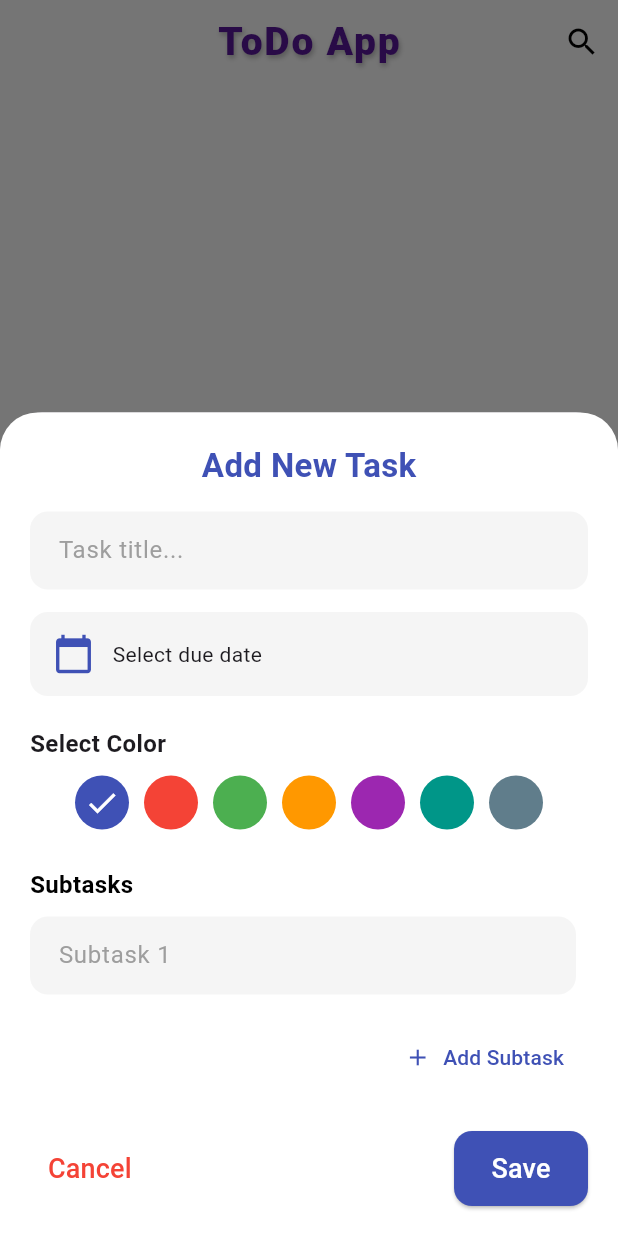
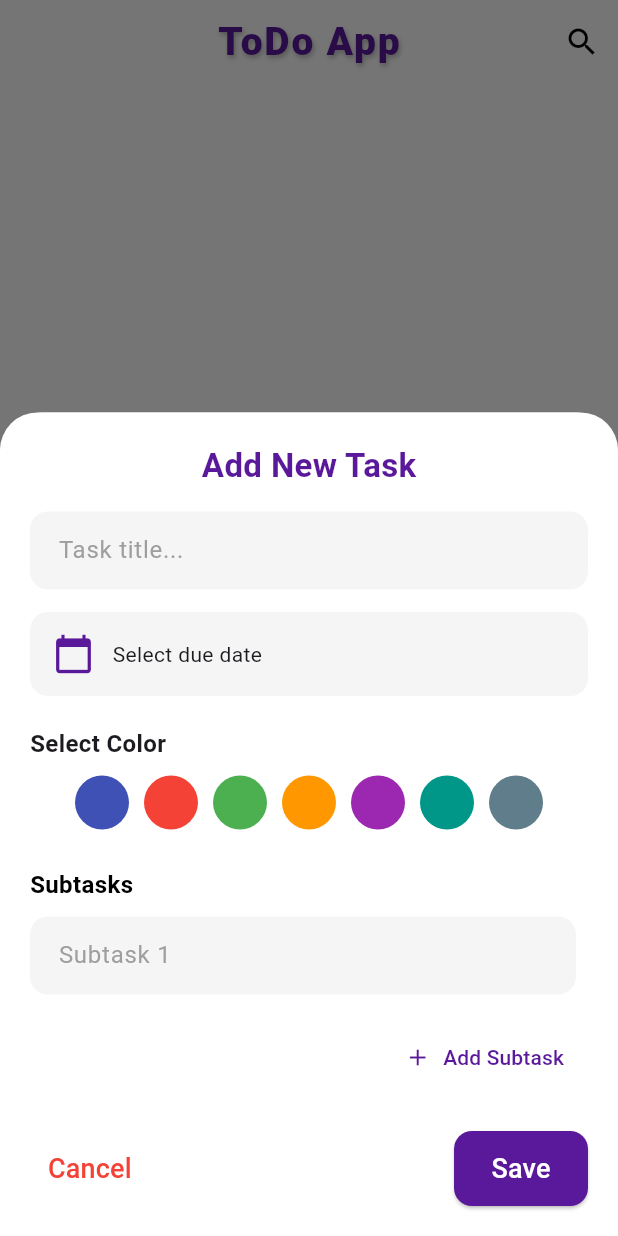
Before and after one commit to Nourhan-mo7amed/TODO-LIST, a Flutter app: the screen it shows after launch, after a tap on the "add" icon, on a phone screen of 412 x 824 dp. Run offline on Flutter 3.47's test engine with Material 3 defaults, Android fonts, the phone set to English and light mode, and no system bars; our stand-ins replace sqflite; accounts and stored records are empty.

```diff
--- a/todo_app/lib/Sqldb.dart
+++ b/todo_app/lib/data/Sqldb.dart
@@ -15,7 +15,7 @@ class Sqldb {
     String path = p.join(await getDatabasesPath(), 'TODO.db');
     return openDatabase(
       path,
-      version: 3,
+      version: 5,
       onCreate: _onCreate,
       onUpgrade: _onUpgrade,
     );
@@ -27,7 +27,8 @@ class Sqldb {
       id INTEGER PRIMARY KEY AUTOINCREMENT,
       title TEXT NOT NULL,
       dueDate TEXT,
-      color TEXT
+      color TEXT,
+      is_favorite INTEGER DEFAULT 0
     )
   ''');
 
@@ -43,7 +44,11 @@ class Sqldb {
   }
 
   Future<void> _onUpgrade(Database db, int oldVersion, int newVersion) async {
-    // لا حاجة لتعديل هنا الآن بعد التوحيد
+    // if (oldVersion < 4) {
+    //   await db.execute(
+    //     "ALTER TABLE main_tasks ADD COLUMN is_favorite INTEGER DEFAULT 0",
+    //   );
+    // }
   }
 
   Future<void> deleteDatabaseFile() async {
@@ -73,6 +78,7 @@ class Sqldb {
       "title": title,
       "dueDate": dueDate,
       "color": color,
+      "is_favorite": 0,
     });
   }
 
@@ -80,6 +86,16 @@ class Sqldb {
     Database? mydb = await db;
     await mydb!.delete("sub_tasks", where: "task_id = ?", whereArgs: [id]);
     return await mydb.delete("main_tasks", where: "id = ?", whereArgs: [id]);
+  }
+
+  Future<int> toggleFavorite(int taskId, bool isFav) async {
+    Database? mydb = await db;
+    return await mydb!.update(
+      "main_tasks",
+      {"is_favorite": isFav ? 1 : 0},
+      where: "id = ?",
+      whereArgs: [taskId],
+    );
   }
 
   // ====================
--- a/todo_app/lib/main.dart
+++ b/todo_app/lib/main.dart
@@ -1,5 +1,5 @@
 import 'package:flutter/material.dart';
-import 'package:todo_app/Sqldb.dart'; // ← مهم
+import 'package:todo_app/data/Sqldb.dart'; // ← مهم
 import 'package:todo_app/screens/SplashScreen.dart';
 
 void main() async {
--- a/todo_app/lib/screens/Add_Notes.dart
+++ b/todo_app/lib/screens/Add_Notes.dart
@@ -1,6 +1,6 @@
 import 'package:flutter/material.dart';
 
-import '../Sqldb.dart';
+import '../data/Sqldb.dart';
 
 class AddTaskBottomSheet extends StatefulWidget {
   final Function refreshTasks;
@@ -19,7 +19,7 @@ class _AddTaskBottomSheetState extends State<AddTaskBottomSheet> {
   List<TextEditingController> subtaskControllers = [];
 
   final Sqldb db = Sqldb();
-  Color selectedColor = Colors.indigo;
+  Color selectedColor = Color(0xFF5A189A); // Default color
 
   @override
   void initState() {
@@ -92,7 +92,7 @@ class _AddTaskBottomSheetState extends State<AddTaskBottomSheet> {
                   style: TextStyle(
                     fontSize: 22,
                     fontWeight: FontWeight.bold,
-                    color: Colors.indigo,
+                    color: Color(0xFF5A189A),
                   ),
                 ),
                 SizedBox(height: 15),
@@ -149,7 +149,7 @@ class _AddTaskBottomSheetState extends State<AddTaskBottomSheet> {
                       children: [
                         Icon(
                           Icons.calendar_today,
-                          color: Colors.indigo,
+                          color: Color(0xFF5A189A),
                           size: 28,
                         ),
                         SizedBox(width: 12),
@@ -267,10 +267,10 @@ class _AddTaskBottomSheetState extends State<AddTaskBottomSheet> {
                   alignment: Alignment.centerRight,
                   child: TextButton.icon(
                     onPressed: addSubtaskField,
-                    icon: Icon(Icons.add, color: Colors.indigo),
+                    icon: Icon(Icons.add, color: Color(0xFF5A189A)),
                     label: Text(
                       "Add Subtask",
-                      style: TextStyle(color: Colors.indigo),
+                      style: TextStyle(color: Color(0xFF5A189A)),
                     ),
                   ),
                 ),
@@ -291,7 +291,7 @@ class _AddTaskBottomSheetState extends State<AddTaskBottomSheet> {
                     ElevatedButton(
                       onPressed: saveTask,
                       style: ElevatedButton.styleFrom(
-                        backgroundColor: Colors.indigo,
+                        backgroundColor: Color(0xFF5A189A),
                         padding: EdgeInsets.symmetric(
                           horizontal: 25,
                           vertical: 12,
--- a/todo_app/lib/screens/TaskDetailScreen.dart
+++ b/todo_app/lib/screens/TaskDetailScreen.dart
@@ -1,5 +1,5 @@
 import 'package:flutter/material.dart';
-import '../Sqldb.dart';
+import 'package:todo_app/data/sqldb.dart';
 
 class TaskDetailScreen extends StatefulWidget {
   final int taskId;
```
Also changed, not shown: todo_app/lib/screens/HomeScreen.dart (+38 -3 lines).
